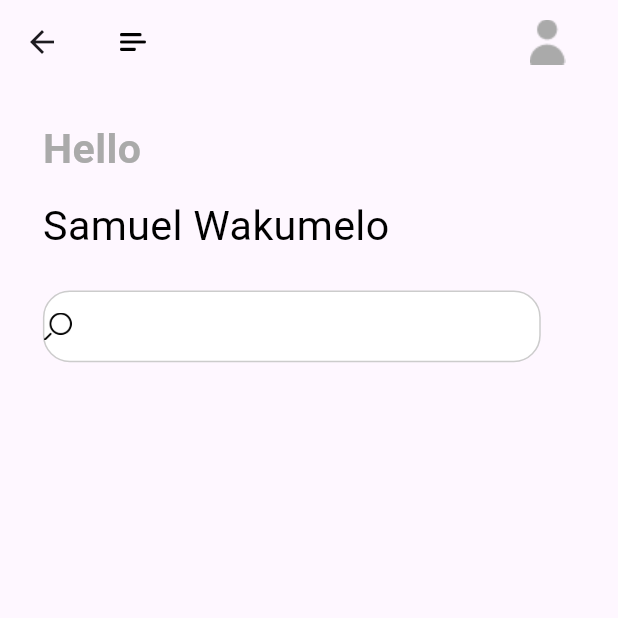
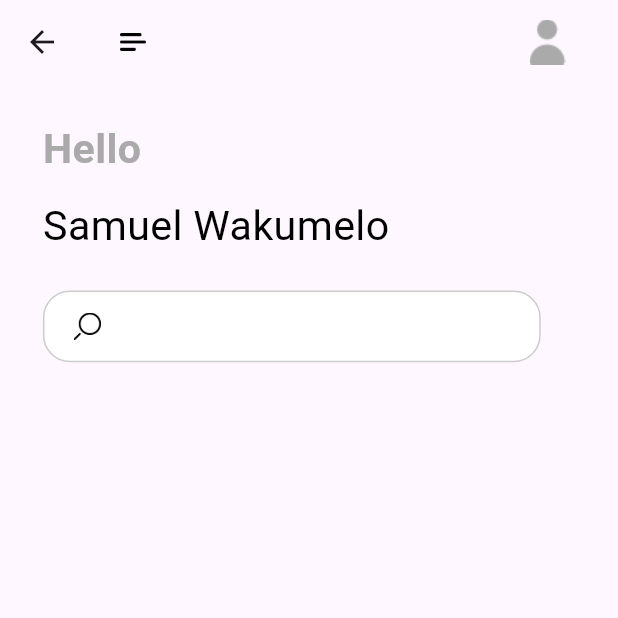
Before and after one commit to SamWaku/apploans, a Flutter app: the HomePage screen opened directly, on a phone screen of 412 x 824 dp, the top half of it. Run offline on Flutter 3.47's test engine with Material 3 defaults, Android fonts, the phone set to English and light mode, and no system bars; our stand-ins replace dots_indicator, firebase_auth, firebase_core, flutter_bloc, flutter_screenutil, shared_preferences; accounts and stored records are empty.

Commit message:
chore: search bar styling

```diff
--- a/lib/pages/Home/widgets/home_page_wigets.dart
+++ b/lib/pages/Home/widgets/home_page_wigets.dart
@@ -64,7 +64,8 @@ Widget searchView(){
         ),
         child: Row(
           children: [
-            SizedBox(
+            Container(
+              margin: EdgeInsets.only(left: 17.w),
               width: 16.w,
               height: 16.w,
               child: Image.asset("assets/icons/search.png"),
```
